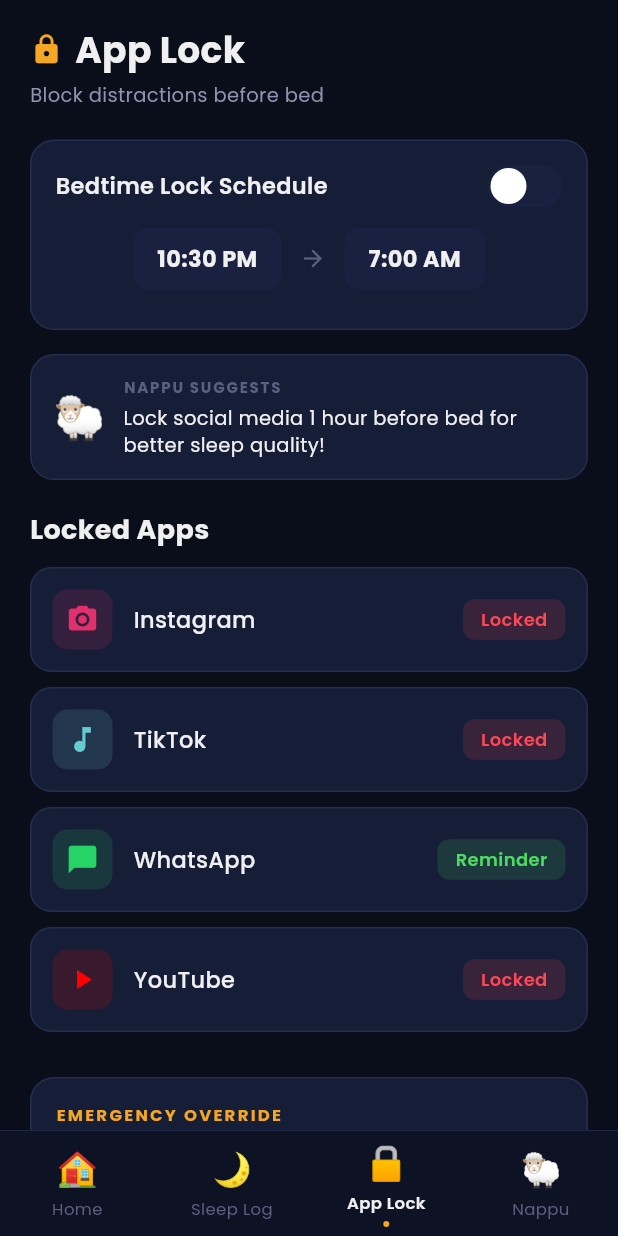
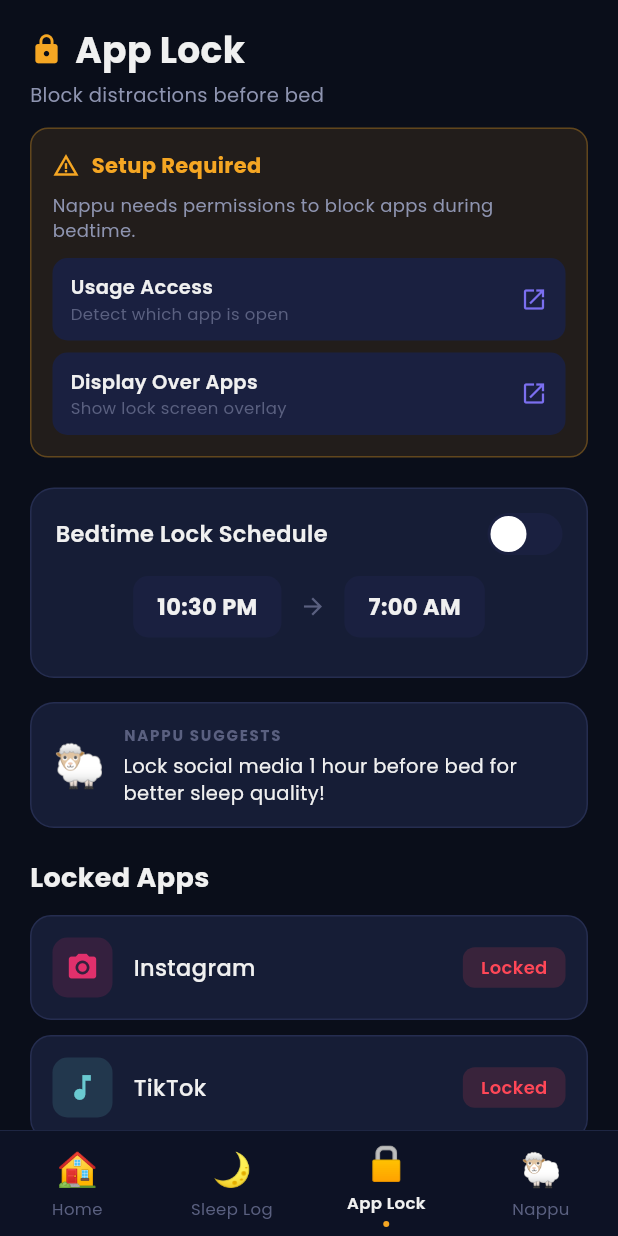
Before and after one commit to HiiYL/Nappu, a Flutter app: the screen it shows once a user with an empty profile is signed in, item 3 of the bottom bar chosen, on a phone screen of 412 x 824 dp. Run offline on Flutter 3.47's test engine with Material 3 defaults, Android fonts, the phone set to English and light mode, and no system bars; our stand-ins replace fl_chart, google_fonts, supabase_flutter; accounts and stored records are empty; network calls fail.

Commit message:
add android integration

```diff
--- a/nappu_app/lib/models/app_state.dart
+++ b/nappu_app/lib/models/app_state.dart
@@ -1,5 +1,6 @@
 import 'package:flutter/material.dart';
 import '../services/supabase_service.dart';
+import '../services/app_lock_native.dart';
 
 class SleepLog {
   final DateTime date;
@@ -19,12 +20,14 @@
 
 class LockedApp {
   final String name;
+  final String packageName;
   final IconData icon;
   final Color iconColor;
   String status;
 
   LockedApp({
     required this.name,
+    required this.packageName,
     required this.icon,
     required this.iconColor,
     required this.status,
@@ -86,6 +89,12 @@
   'TikTok': const Color(0xFF69c9d0),
   'WhatsApp': const Color(0xFF25d366),
   'YouTube': const Color(0xFFff0000),
+};
+final Map<String, String> _appPackages = {
+  'Instagram': 'com.instagram.android',
+  'TikTok': 'com.zhiliaoapp.musically',
+  'WhatsApp': 'com.whatsapp',
+  'YouTube': 'com.google.android.youtube',
 };
 
 class AppState extends ChangeNotifier {
@@ -267,10 +276,10 @@
       {'day': 'S', 'hours': 0.0, 'ideal': false},
     ];
     lockedApps = [
-      LockedApp(name: 'Instagram', icon: Icons.camera_alt, iconColor: const Color(0xFFe1306c), status: 'Locked'),
-      LockedApp(name: 'TikTok', icon: Icons.music_note, iconColor: const Color(0xFF69c9d0), status: 'Locked'),
-      LockedApp(name: 'WhatsApp', icon: Icons.chat_bubble, iconColor: const Color(0xFF25d366), status: 'Reminder'),
-      LockedApp(name: 'YouTube', icon: Icons.play_arrow, iconColor: const Color(0xFFff0000), status: 'Locked'),
+      LockedApp(name: 'Instagram', packageName: 'com.instagram.android', icon: Icons.camera_alt, iconColor: const Color(0xFFe1306c), status: 'Locked'),
+      LockedApp(name: 'TikTok', packageName: 'com.zhiliaoapp.musically', icon: Icons.music_note, iconColor: const Color(0xFF69c9d0), status: 'Locked'),
+      LockedApp(name: 'WhatsApp', packageName: 'com.whatsapp', icon: Icons.chat_bubble, iconColor: const Color(0xFF25d366), status: 'Reminder'),
+      LockedApp(name: 'YouTube', packageName: 'com.google.android.youtube', icon: Icons.play_arrow, iconColor: const Color(0xFFff0000), status: 'Locked'),
     ];
     _loadDefaultShopItems();
     biweeklyInsight = '';
@@ -381,11 +390,33 @@
       final name = a['app_name'] as String;
       return LockedApp(
         name: name,
+        packageName: _appPackages[name] ?? '',
         icon: _appIcons[name] ?? Icons.apps,
         iconColor: _appColors[name] ?? Colors.grey,
         status: a['status'] as String,
       );
     }).toList();
+
+    // Sync native service if Android
+    _syncNativeLock();
+  }
+
+  List<String> get _lockedPackageNames =>
+      lockedApps.where((a) => a.status == 'Locked').map((a) => a.packageName).where((p) => p.isNotEmpty).toList();
+
+  Future<void> _syncNativeLock() async {
+    if (!AppLockNative.isAndroid) return;
+    if (lockEnabled && _lockedPackageNames.isNotEmpty) {
+      final running = await AppLockNative.isAppLockRunning();
+      if (running) {
+        await AppLockNative.updateLockedPackages(_lockedPackageNames);
+      } else {
+        await AppLockNative.startAppLock(_lockedPackageNames);
+      }
+    } else {
+      final running = await AppLockNative.isAppLockRunning();
+      if (running) await AppLockNative.stopAppLock();
+    }
   }
 
   Future<void> _loadInventory() async {
@@ -502,6 +533,7 @@
     lockEnabled = !lockEnabled;
     notifyListeners();
     await SupabaseService.updateAppLockSettings({'enabled': lockEnabled});
+    _syncNativeLock();
   }
 
   Future<void> updateLockSchedule({
@@ -529,6 +561,7 @@
     app.status = newStatus;
     notifyListeners();
     await SupabaseService.updateLockedAppStatus(app.name, newStatus);
+    _syncNativeLock();
   }
 
   Future<bool> emergencyOverride() async {
@@ -544,6 +577,8 @@
     if (res['success'] == true) {
       tokens = res['new_balance'] as int;
       notifyListeners();
+      // 15-minute native override
+      AppLockNative.emergencyOverride(durationMs: 15 * 60 * 1000);
       return true;
     } else {
       tokens = oldTokens;
--- a/nappu_app/lib/screens/app_lock_screen.dart
+++ b/nappu_app/lib/screens/app_lock_screen.dart
@@ -1,7 +1,9 @@
+import 'package:flutter/foundation.dart';
 import 'package:flutter/material.dart';
 import 'package:provider/provider.dart';
 import '../theme/app_theme.dart';
 import '../models/app_state.dart';
+import '../services/app_lock_native.dart';
 
 class AppLockScreen extends StatefulWidget {
   const AppLockScreen({super.key});
@@ -11,6 +13,32 @@
 }
 
 class _AppLockScreenState extends State<AppLockScreen> {
+  bool _hasUsagePermission = false;
+  bool _hasOverlayPermission = false;
+  bool _checkedPermissions = false;
+
+  @override
+  void initState() {
+    super.initState();
+    _checkPermissions();
+  }
+
+  Future<void> _checkPermissions() async {
+    if (!AppLockNative.isAndroid) {
+      setState(() => _checkedPermissions = true);
+      return;
+    }
+    final usage = await AppLockNative.hasUsageStatsPermission();
+    final overlay = await AppLockNative.hasOverlayPermission();
+    if (mounted) {
+      setState(() {
+        _hasUsagePermission = usage;
+        _hasOverlayPermission = overlay;
+        _checkedPermissions = true;
+      });
+    }
+  }
+
   Future<void> _pickScheduleTime(AppState state, {required bool isStart}) async {
     final initial = isStart
         ? TimeOfDay(hour: state.lockStartHour, minute: state.lockStartMinute)
@@ -124,6 +152,10 @@
                       fontSize: 13,
                     ),
                   ),
+                  if (AppLockNative.isAndroid && _checkedPermissions && (!_hasUsagePermission || !_hasOverlayPermission)) ...[
+                    const SizedBox(height: 12),
+                    _buildPermissionBanner(),
+                  ],
                   const SizedBox(height: 20),
                   _buildScheduleCard(state),
                   const SizedBox(height: 16),
@@ -138,6 +170,90 @@
           ),
         );
       },
+    );
+  }
+
+  Widget _buildPermissionBanner() {
+    return Container(
+      padding: const EdgeInsets.all(14),
+      decoration: BoxDecoration(
+        color: AppColors.gold.withValues(alpha: 0.1),
+        borderRadius: BorderRadius.circular(12),
+        border: Border.all(color: AppColors.gold.withValues(alpha: 0.3)),
+      ),
+      child: Column(
+        crossAxisAlignment: CrossAxisAlignment.start,
+        children: [
+          const Row(
+            children: [
+              Icon(Icons.warning_amber, color: AppColors.gold, size: 18),
+              SizedBox(width: 8),
+              Text(
+                'Setup Required',
+                style: TextStyle(
+                  color: AppColors.gold,
+                  fontSize: 14,
+                  fontWeight: FontWeight.bold,
+                ),
+              ),
+            ],
+          ),
+          const SizedBox(height: 8),
+          const Text(
+            'Nappu needs permissions to block apps during bedtime.',
+            style: TextStyle(color: AppColors.textSecondary, fontSize: 12),
+          ),
+          const SizedBox(height: 10),
+          if (!_hasUsagePermission)
+            _buildPermissionButton(
+              'Usage Access',
+              'Detect which app is open',
+              () async {
+                await AppLockNative.requestUsageStatsPermission();
+                // Re-check after user returns
+                Future.delayed(const Duration(seconds: 2), _checkPermissions);
+              },
+            ),
+          if (!_hasOverlayPermission) ...[
+            if (!_hasUsagePermission) const SizedBox(height: 8),
+            _buildPermissionButton(
+              'Display Over Apps',
+              'Show lock screen overlay',
+              () async {
+                await AppLockNative.requestOverlayPermission();
+                Future.delayed(const Duration(seconds: 2), _checkPermissions);
+              },
+            ),
+          ],
+        ],
+      ),
+    );
+  }
+
+  Widget _buildPermissionButton(String title, String subtitle, VoidCallback onTap) {
+    return GestureDetector(
+      onTap: onTap,
+      child: Container(
+        padding: const EdgeInsets.symmetric(horizontal: 12, vertical: 10),
+        decoration: BoxDecoration(
+          color: AppColors.surfaceLight,
+          borderRadius: BorderRadius.circular(10),
+        ),
+        child: Row(
+          children: [
+            Expanded(
+              child: Column(
+                crossAxisAlignment: CrossAxisAlignment.start,
+                children: [
+                  Text(title, style: const TextStyle(color: AppColors.textPrimary, fontSize: 13, fontWeight: FontWeight.w600)),
+                  Text(subtitle, style: const TextStyle(color: AppColors.textMuted, fontSize: 11)),
+                ],
+              ),
+            ),
+            const Icon(Icons.open_in_new, color: AppColors.accent, size: 18),
+          ],
+        ),
+      ),
     );
   }
 
--- /dev/null
+++ b/nappu_app/lib/services/app_lock_native.dart
@@ -0,0 +1,81 @@
+import 'package:flutter/foundation.dart';
+import 'package:flutter/services.dart';
+
+class AppLockNative {
+  static const _channel = MethodChannel('com.nappu/app_lock');
+
+  static bool get isAndroid => defaultTargetPlatform == TargetPlatform.android;
+
+  static Future<bool> hasUsageStatsPermission() async {
+    if (!isAndroid) return false;
+    try {
+      return await _channel.invokeMethod<bool>('hasUsageStatsPermission') ?? false;
+    } catch (_) {
+      return false;
+    }
+  }
+
+  static Future<void> requestUsageStatsPermission() async {
+    if (!isAndroid) return;
+    await _channel.invokeMethod('requestUsageStatsPermission');
+  }
+
+  static Future<bool> hasOverlayPermission() async {
+    if (!isAndroid) return false;
+    try {
+      return await _channel.invokeMethod<bool>('hasOverlayPermission') ?? false;
+    } catch (_) {
+      return false;
+    }
+  }
+
+  static Future<void> requestOverlayPermission() async {
+    if (!isAndroid) return;
+    await _channel.invokeMethod('requestOverlayPermission');
+  }
+
+  static Future<bool> startAppLock(List<String> packages) async {
+    if (!isAndroid) return false;
+    try {
+      return await _channel.invokeMethod<bool>('startAppLock', {'packages': packages}) ?? false;
+    } catch (_) {
+      return false;
+    }
+  }
+
+  static Future<bool> stopAppLock() async {
+    if (!isAndroid) return false;
+    try {
+      return await _channel.invokeMethod<bool>('stopAppLock') ?? false;
+    } catch (_) {
+      return false;
+    }
+  }
+
+  static Future<bool> isAppLockRunning() async {
+    if (!isAndroid) return false;
+    try {
+      return await _channel.invokeMethod<bool>('isAppLockRunning') ?? false;
+    } catch (_) {
+      return false;
+    }
+  }
+
+  static Future<bool> updateLockedPackages(List<String> packages) async {
+    if (!isAndroid) return false;
+    try {
+      return await _channel.invokeMethod<bool>('updateLockedPackages', {'packages': packages}) ?? false;
+    } catch (_) {
+      return false;
+    }
+  }
+
+  static Future<bool> emergencyOverride({int durationMs = 900000}) async {
+    if (!isAndroid) return false;
+    try {
+      return await _channel.invokeMethod<bool>('emergencyOverride', {'durationMs': durationMs}) ?? false;
+    } catch (_) {
+      return false;
+    }
+  }
+}
```
Also changed, not shown: nappu_app/lib/screens/home_screen.dart (+8 -1 lines), nappu_app/lib/screens/token_history_screen.dart (added, +176 -0 lines), 21 other files.
